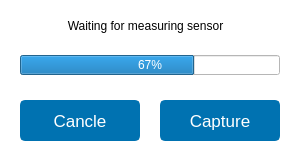
The window that gui/progressbar.ui (truongkhoa1799/E-Healthcare-System) describes before a commit, drawn with Qt 5.
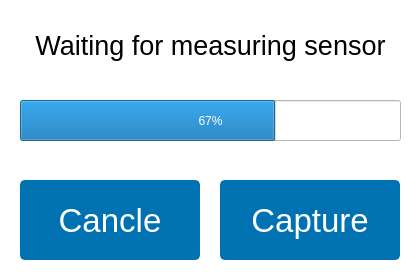
The same window after the commit. Icons and pictures are not drawn.

```diff
--- a/gui/progressbar.ui
+++ b/gui/progressbar.ui
@@ -6,8 +6,8 @@
    <rect>
     <x>0</x>
     <y>0</y>
-    <width>300</width>
-    <height>160</height>
+    <width>420</width>
+    <height>280</height>
    </rect>
   </property>
   <property name="windowTitle">
@@ -20,9 +20,9 @@
    <property name="geometry">
     <rect>
      <x>20</x>
-     <y>55</y>
-     <width>260</width>
-     <height>20</height>
+     <y>100</y>
+     <width>381</width>
+     <height>41</height>
     </rect>
    </property>
    <property name="value">
@@ -36,9 +36,9 @@
    <property name="geometry">
     <rect>
      <x>20</x>
-     <y>100</y>
-     <width>120</width>
-     <height>41</height>
+     <y>180</y>
+     <width>180</width>
+     <height>80</height>
     </rect>
    </property>
    <property name="minimumSize">
@@ -50,7 +50,7 @@
    <property name="font">
     <font>
      <family>Segoe UI</family>
-     <pointsize>13</pointsize>
+     <pointsize>25</pointsize>
     </font>
    </property>
    <property name="styleSheet">
@@ -88,10 +88,10 @@
   <widget class="QPushButton" name="capture_but">
    <property name="geometry">
     <rect>
-     <x>160</x>
-     <y>100</y>
-     <width>120</width>
-     <height>41</height>
+     <x>220</x>
+     <y>180</y>
+     <width>180</width>
+     <height>80</height>
     </rect>
    </property>
    <property name="minimumSize">
@@ -103,7 +103,7 @@
    <property name="font">
     <font>
      <family>Segoe UI</family>
-     <pointsize>13</pointsize>
+     <pointsize>25</pointsize>
     </font>
    </property>
    <property name="styleSheet">
@@ -143,10 +143,15 @@
     <rect>
      <x>20</x>
      <y>10</y>
-     <width>251</width>
-     <height>31</height>
+     <width>381</width>
+     <height>71</height>
     </rect>
    </property>
+   <property name="font">
+    <font>
+     <pointsize>20</pointsize>
+    </font>
+   </property>
    <property name="styleSheet">
     <string notr="true">background: transparent;
 color: rgb(0, 0, 0)</string>
```
